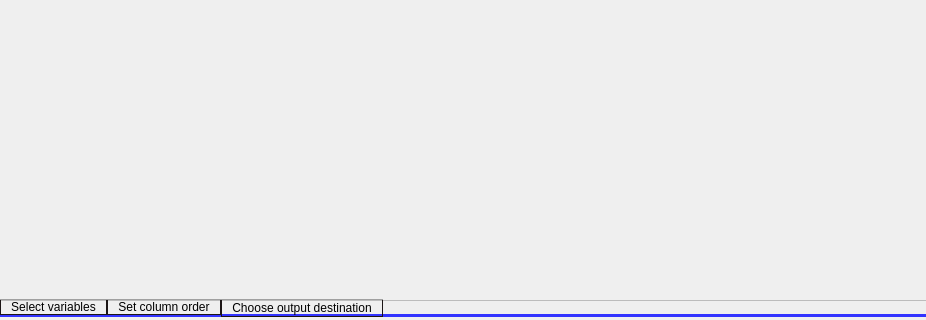
First picture: the form in NewGeneUI/NewGene/CreateOutput/newgenecreateoutput.ui, repository daniel347x/newgene, before the edit; both pictures show x 0 to 926 and y 252 to 572 of the 926 by 572 pixel window.
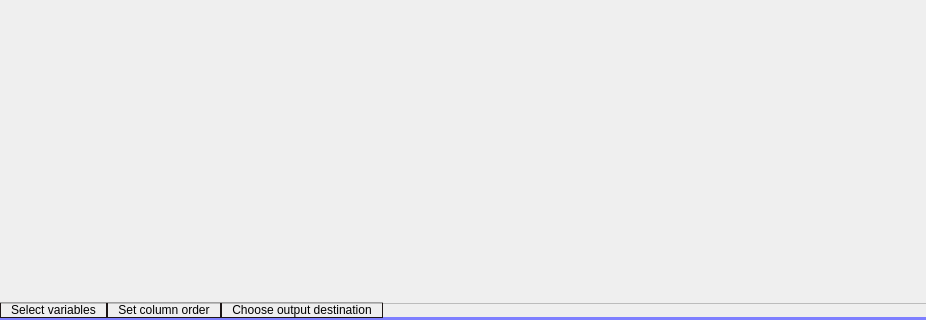
Second picture: the form after the edit. Custom widgets are drawn as their Qt base class.

Commit message: Lighten border colors.

Diff of the .ui file:
```diff
--- a/NewGeneUI/NewGene/CreateOutput/newgenecreateoutput.ui
+++ b/NewGeneUI/NewGene/CreateOutput/newgenecreateoutput.ui
@@ -17,18 +17,9 @@
    <string notr="true"/>
   </property>
   <layout class="QGridLayout" name="gridLayout">
-   <property name="leftMargin">
+   <property name="margin">
     <number>0</number>
    </property>
-   <property name="topMargin">
-    <number>0</number>
-   </property>
-   <property name="rightMargin">
-    <number>0</number>
-   </property>
-   <property name="bottomMargin">
-    <number>3</number>
-   </property>
    <property name="spacing">
     <number>0</number>
    </property>
@@ -36,7 +27,7 @@
     <widget class="QTabWidget" name="tabWidget">
      <property name="styleSheet">
       <string notr="true">QWidget {
-border-bottom: 3px solid #3233ff;
+border-bottom: 3px solid #7e7fff;
 }
 
 QTabBar::tab:selected {
@@ -46,9 +37,10 @@
 padding-right: 10px;
 border-bottom: 1px solid #1c1515;
 border-top: 1px solid #a0a0a0;
+margin-bottom: 2px;
 background: qlineargradient(x1: 0, y1: 0, x2: 0, y2: 1,
-                                 stop: 0 #ededed, stop: 0.7 #9898ff,
-                                 stop: 0.9 #7e7fff, stop: 1.0 #3233ff);
+                                 stop: 0 #ededed, stop: 0.9 #9898ff,
+                                 stop: 1 #7e7fff);
  }
 
 QTabBar::tab:!selected {
@@ -128,6 +120,12 @@
        <string>Choose output destination</string>
       </attribute>
       <layout class="QGridLayout" name="gridLayout_5">
+       <property name="margin">
+        <number>0</number>
+       </property>
+       <property name="spacing">
+        <number>0</number>
+       </property>
        <item row="0" column="0">
         <widget class="QWidget" name="widget_3" native="true"/>
        </item>
```
